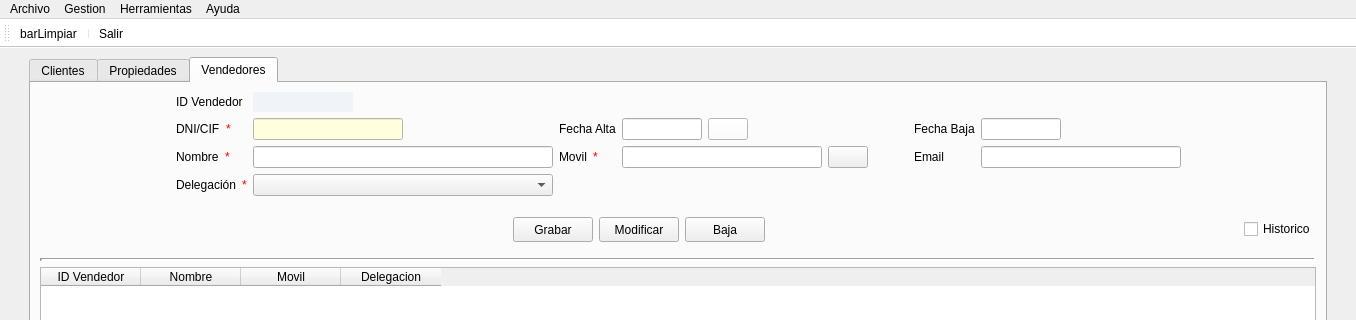
Above: templates/venPrincipal.ui from Samugcor/InmoTeis before the change; both pictures show x 0 to 1356 and y 0 to 320 of the 1356 by 866 pixel window. Below: the same form after it.
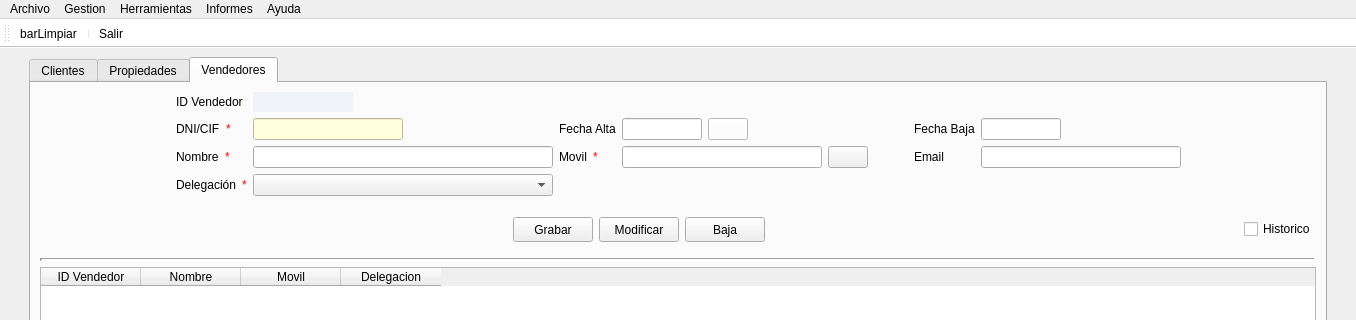
That is the form after the change. Icons and pictures are not drawn.

Commit message: feature: creación de informes

What changed in the file:
```diff
--- a/templates/venPrincipal.ui
+++ b/templates/venPrincipal.ui
@@ -3110,9 +3110,17 @@
     </property>
     <addaction name="actionTipo_propiedades"/>
    </widget>
+   <widget class="QMenu" name="menuInformes">
+    <property name="title">
+     <string>Informes</string>
+    </property>
+    <addaction name="actionListado_Clientes"/>
+    <addaction name="actionListado_Propiedades"/>
+   </widget>
    <addaction name="menuArchivo"/>
    <addaction name="menuGestion"/>
    <addaction name="menuHerramientas"/>
+   <addaction name="menuInformes"/>
    <addaction name="menuAyuda"/>
   </widget>
   <widget class="QStatusBar" name="statusbar"/>
```
Left out of the diff: 10 changed lines with no effect on the pictures. The commit also changes 7 other files.
